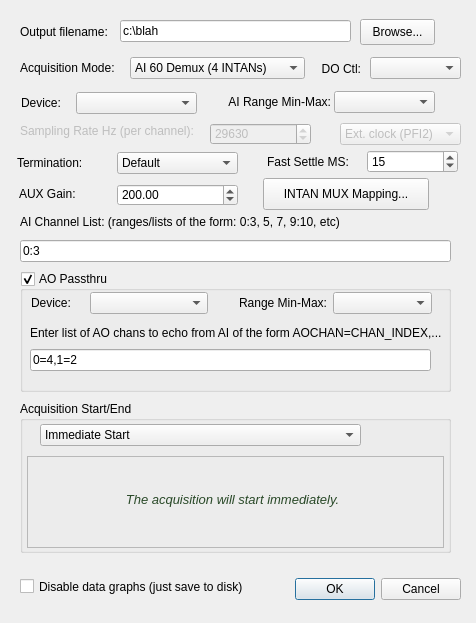
Old version of the form ConfigureDialog.ui in the repository acorver/SpikeGL.
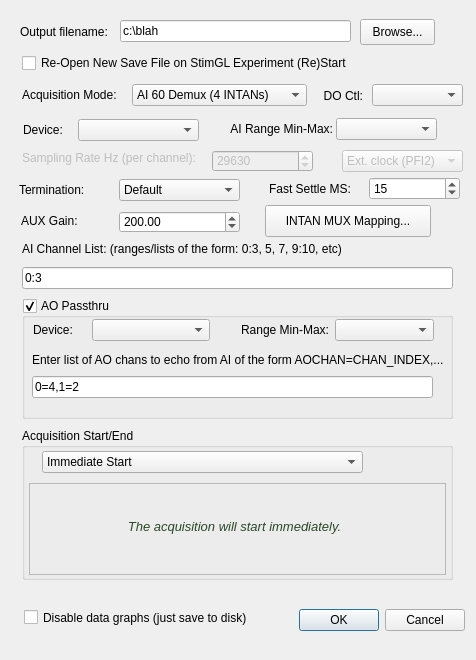
New version of the form. Icons and pictures are not drawn.

The edit to the form file:
```diff
--- a/ConfigureDialog.ui
+++ b/ConfigureDialog.ui
@@ -5,12 +5,12 @@
   <property name="windowModality">
    <enum>Qt::ApplicationModal</enum>
   </property>
-  <property name="geometry">
+  <property name="geometry" >
    <rect>
     <x>0</x>
     <y>0</y>
     <width>476</width>
-    <height>623</height>
+    <height>660</height>
    </rect>
   </property>
   <property name="windowTitle">
@@ -26,11 +26,11 @@
   <property name="modal">
    <bool>true</bool>
   </property>
-  <widget class="QDialogButtonBox" name="buttonBox">
-   <property name="geometry">
+  <widget class="QDialogButtonBox" name="buttonBox" >
+   <property name="geometry" >
     <rect>
-     <x>290</x>
-     <y>573</y>
+     <x>294</x>
+     <y>604</y>
      <width>171</width>
      <height>32</height>
     </rect>
@@ -81,11 +81,11 @@
     <string>Browse...</string>
    </property>
   </widget>
-  <widget class="QLabel" name="acqModeLabel">
-   <property name="geometry">
+  <widget class="QLabel" name="acqModeLabel" >
+   <property name="geometry" >
     <rect>
-     <x>20</x>
-     <y>58</y>
+     <x>22</x>
+     <y>85</y>
      <width>101</width>
      <height>20</height>
     </rect>
@@ -97,11 +97,11 @@
     <string>Acquisition Mode:</string>
    </property>
   </widget>
-  <widget class="QComboBox" name="acqModeCB">
-   <property name="geometry">
+  <widget class="QComboBox" name="acqModeCB" >
+   <property name="geometry" >
     <rect>
-     <x>130</x>
-     <y>57</y>
+     <x>132</x>
+     <y>84</y>
      <width>175</width>
      <height>22</height>
     </rect>
@@ -125,11 +125,11 @@
     </property>
    </item>
   </widget>
-  <widget class="QLineEdit" name="channelListLE">
-   <property name="geometry">
+  <widget class="QLineEdit" name="channelListLE" >
+   <property name="geometry" >
     <rect>
-     <x>20</x>
-     <y>240</y>
+     <x>22</x>
+     <y>267</y>
      <width>431</width>
      <height>22</height>
     </rect>
@@ -141,11 +141,11 @@
     <string>0:3</string>
    </property>
   </widget>
-  <widget class="QLabel" name="channelListLabel">
-   <property name="geometry">
+  <widget class="QLabel" name="channelListLabel" >
+   <property name="geometry" >
     <rect>
-     <x>20</x>
-     <y>214</y>
+     <x>22</x>
+     <y>241</y>
      <width>421</width>
      <height>16</height>
     </rect>
@@ -157,11 +157,11 @@
     <string>AI Channel List: (ranges/lists of the form: 0:3, 5, 7, 9:10, etc)</string>
    </property>
   </widget>
-  <widget class="QGroupBox" name="aoPassthruGB">
-   <property name="geometry">
+  <widget class="QGroupBox" name="aoPassthruGB" >
+   <property name="geometry" >
     <rect>
-     <x>20</x>
-     <y>271</y>
+     <x>22</x>
+     <y>298</y>
      <width>431</width>
      <height>121</height>
     </rect>
@@ -276,10 +276,10 @@
    <property name="enabled">
     <bool>false</bool>
    </property>
-   <property name="geometry">
+   <property name="geometry" >
     <rect>
-     <x>20</x>
-     <y>123</y>
+     <x>22</x>
+     <y>150</y>
      <width>181</width>
      <height>16</height>
     </rect>
@@ -295,10 +295,10 @@
    <property name="enabled">
     <bool>false</bool>
    </property>
-   <property name="geometry">
+   <property name="geometry" >
     <rect>
-     <x>210</x>
-     <y>123</y>
+     <x>212</x>
+     <y>150</y>
      <width>101</width>
      <height>22</height>
     </rect>
@@ -320,10 +320,10 @@
    <property name="enabled">
     <bool>false</bool>
    </property>
-   <property name="geometry">
+   <property name="geometry" >
     <rect>
-     <x>340</x>
-     <y>123</y>
+     <x>342</x>
+     <y>150</y>
      <width>121</width>
      <height>22</height>
     </rect>
@@ -343,11 +343,11 @@
     </property>
    </item>
   </widget>
-  <widget class="QCheckBox" name="disableGraphsChk">
-   <property name="geometry">
+  <widget class="QCheckBox" name="disableGraphsChk" >
+   <property name="geometry" >
     <rect>
-     <x>20</x>
-     <y>576</y>
+     <x>24</x>
+     <y>607</y>
      <width>251</width>
      <height>21</height>
     </rect>
@@ -359,11 +359,11 @@
     <string>Disable data graphs (just save to disk)</string>
    </property>
   </widget>
-  <widget class="QGroupBox" name="acqStartEndGB">
-   <property name="geometry">
+  <widget class="QGroupBox" name="acqStartEndGB" >
+   <property name="geometry" >
     <rect>
-     <x>20</x>
-     <y>401</y>
+     <x>22</x>
+     <y>428</y>
      <width>431</width>
      <height>152</height>
     </rect>
@@ -460,11 +460,11 @@
     </widget>
    </widget>
   </widget>
-  <widget class="QLabel" name="aiRangeMinLbl">
-   <property name="geometry">
+  <widget class="QLabel" name="aiRangeMinLbl" >
+   <property name="geometry" >
     <rect>
-     <x>220</x>
-     <y>91</y>
+     <x>222</x>
+     <y>118</y>
      <width>111</width>
      <height>22</height>
     </rect>
@@ -479,11 +479,11 @@
     <set>Qt::AlignRight|Qt::AlignTrailing|Qt::AlignVCenter</set>
    </property>
   </widget>
-  <widget class="QComboBox" name="aiRangeCB">
-   <property name="geometry">
+  <widget class="QComboBox" name="aiRangeCB" >
+   <property name="geometry" >
     <rect>
-     <x>334</x>
-     <y>91</y>
+     <x>336</x>
+     <y>118</y>
      <width>101</width>
      <height>22</height>
     </rect>
@@ -492,11 +492,11 @@
     <string>The AI Range to use for the acquisition</string>
    </property>
   </widget>
-  <widget class="QLabel" name="deviceLabel">
-   <property name="geometry">
+  <widget class="QLabel" name="deviceLabel" >
+   <property name="geometry" >
     <rect>
-     <x>21</x>
-     <y>92</y>
+     <x>23</x>
+     <y>119</y>
      <width>59</width>
      <height>22</height>
     </rect>
@@ -508,11 +508,11 @@
     <string>Device:</string>
    </property>
   </widget>
-  <widget class="QComboBox" name="deviceCB">
-   <property name="geometry">
+  <widget class="QComboBox" name="deviceCB" >
+   <property name="geometry" >
     <rect>
-     <x>76</x>
-     <y>92</y>
+     <x>78</x>
+     <y>119</y>
      <width>121</width>
      <height>22</height>
     </rect>
@@ -521,11 +521,11 @@
     <string>The NI Device to use for the acquisition</string>
    </property>
   </widget>
-  <widget class="QLabel" name="doCtlLabel">
-   <property name="geometry">
+  <widget class="QLabel" name="doCtlLabel" >
+   <property name="geometry" >
     <rect>
-     <x>310</x>
-     <y>59</y>
+     <x>312</x>
+     <y>86</y>
      <width>51</width>
      <height>20</height>
     </rect>
@@ -540,11 +540,11 @@
     <set>Qt::AlignRight|Qt::AlignTrailing|Qt::AlignVCenter</set>
    </property>
   </widget>
-  <widget class="QComboBox" name="doCtlCB">
-   <property name="geometry">
+  <widget class="QComboBox" name="doCtlCB" >
+   <property name="geometry" >
     <rect>
-     <x>370</x>
-     <y>57</y>
+     <x>372</x>
+     <y>84</y>
      <width>91</width>
      <height>22</height>
     </rect>
@@ -553,11 +553,11 @@
     <string>(INTAN Mode only) The DO line to use for INTAN control</string>
    </property>
   </widget>
-  <widget class="QComboBox" name="aiTerminationCB">
-   <property name="geometry">
+  <widget class="QComboBox" name="aiTerminationCB" >
+   <property name="geometry" >
     <rect>
-     <x>117</x>
-     <y>152</y>
+     <x>119</x>
+     <y>179</y>
      <width>121</width>
      <height>22</height>
     </rect>
@@ -591,11 +591,11 @@
     </property>
    </item>
   </widget>
-  <widget class="QLabel" name="aiTerminationLabel">
-   <property name="geometry">
+  <widget class="QLabel" name="aiTerminationLabel" >
+   <property name="geometry" >
     <rect>
-     <x>17</x>
-     <y>152</y>
+     <x>19</x>
+     <y>179</y>
      <width>101</width>
      <height>22</height>
     </rect>
@@ -607,11 +607,11 @@
     <string>Termination:</string>
    </property>
   </widget>
-  <widget class="QSpinBox" name="fastSettleSB">
-   <property name="geometry">
+  <widget class="QSpinBox" name="fastSettleSB" >
+   <property name="geometry" >
     <rect>
-     <x>367</x>
-     <y>150</y>
+     <x>369</x>
+     <y>177</y>
      <width>91</width>
      <height>23</height>
     </rect>
@@ -629,11 +629,11 @@
     <number>15</number>
    </property>
   </widget>
-  <widget class="QLabel" name="fastSettleLbl">
-   <property name="geometry">
+  <widget class="QLabel" name="fastSettleLbl" >
+   <property name="geometry" >
     <rect>
-     <x>267</x>
-     <y>152</y>
+     <x>269</x>
+     <y>179</y>
      <width>91</width>
      <height>20</height>
     </rect>
@@ -648,11 +648,11 @@
     <set>Qt::AlignLeading|Qt::AlignLeft|Qt::AlignVCenter</set>
    </property>
   </widget>
-  <widget class="QLabel" name="auxGainLbl">
-   <property name="geometry">
+  <widget class="QLabel" name="auxGainLbl" >
+   <property name="geometry" >
     <rect>
-     <x>19</x>
-     <y>183</y>
+     <x>21</x>
+     <y>210</y>
      <width>101</width>
      <height>22</height>
     </rect>
@@ -667,11 +667,11 @@
     <set>Qt::AlignLeading|Qt::AlignLeft|Qt::AlignVCenter</set>
    </property>
   </widget>
-  <widget class="QDoubleSpinBox" name="auxGainSB">
-   <property name="geometry">
+  <widget class="QDoubleSpinBox" name="auxGainSB" >
+   <property name="geometry" >
     <rect>
-     <x>117</x>
-     <y>184</y>
+     <x>119</x>
+     <y>211</y>
      <width>121</width>
      <height>22</height>
     </rect>
@@ -689,11 +689,11 @@
     <double>200.000000000000000</double>
    </property>
   </widget>
-  <widget class="QPushButton" name="muxMapBut">
-   <property name="geometry">
+  <widget class="QPushButton" name="muxMapBut" >
+   <property name="geometry" >
     <rect>
-     <x>263</x>
-     <y>178</y>
+     <x>265</x>
+     <y>205</y>
      <width>166</width>
      <height>32</height>
     </rect>
@@ -702,6 +702,32 @@
     <string>INTAN MUX Mapping...</string>
    </property>
   </widget>
+  <widget class="QCheckBox" name="stimGLReopenCB" >
+   <property name="geometry" >
+    <rect>
+     <x>22</x>
+     <y>52</y>
+     <width>435</width>
+     <height>22</height>
+    </rect>
+   </property>
+   <property name="toolTip" >
+    <string>&lt;!DOCTYPE HTML PUBLIC "-//W3C//DTD HTML 4.0//EN" "http://www.w3.org/TR/REC-html40/strict.dtd">
+&lt;html>&lt;head>&lt;meta name="qrichtext" content="1" />&lt;style type="text/css">
+p, li { white-space: pre-wrap; }
+&lt;/style>&lt;/head>&lt;body style=" font-family:'Sans Serif'; font-size:9pt; font-weight:400; font-style:normal;">
+&lt;p align="justify" style=" margin-top:0px; margin-bottom:0px; margin-left:0px; margin-right:0px; -qt-block-indent:0; text-indent:0px;">If checked, then whenever a Stimulate OpenGL Plugin (re)starts, the current save file is closed and a new one is opened.  The format for this save file name is:&lt;/p>
+&lt;p style="-qt-paragraph-type:empty; margin-top:0px; margin-bottom:0px; margin-left:0px; margin-right:0px; -qt-block-indent:0; text-indent:0px;">&lt;/p>
+&lt;p style=" margin-top:0px; margin-bottom:0px; margin-left:0px; margin-right:0px; -qt-block-indent:0; text-indent:0px;">PREFIX_STIMGLPLUGINNAME_N&lt;/p>
+&lt;p style="-qt-paragraph-type:empty; margin-top:0px; margin-bottom:0px; margin-left:0px; margin-right:0px; -qt-block-indent:0; text-indent:0px;">&lt;/p>
+&lt;p align="justify" style=" margin-top:0px; margin-bottom:0px; margin-left:0px; margin-right:0px; -qt-block-indent:0; text-indent:0px;">Where PREFIX is the filename specified in the above lineedit, STIMPLUGINNAME is the name of the plugin, and N is an integer number to make the filename unique.&lt;/p>
+&lt;p style="-qt-paragraph-type:empty; margin-top:0px; margin-bottom:0px; margin-left:0px; margin-right:0px; -qt-block-indent:0; text-indent:0px;">&lt;/p>
+&lt;p align="justify" style=" margin-top:0px; margin-bottom:0px; margin-left:0px; margin-right:0px; -qt-block-indent:0; text-indent:0px;">Note: Checking this requires a copy of StimGL II to be running otherwise data will not be saved.&lt;/p>&lt;/body>&lt;/html></string>
+   </property>
+   <property name="text" >
+    <string>Re-Open New Save File on StimGL Experiment (Re)Start</string>
+   </property>
+  </widget>
  </widget>
  <resources/>
  <connections>
```
Left out of the diff: 285 changed lines with no effect on the pictures.
